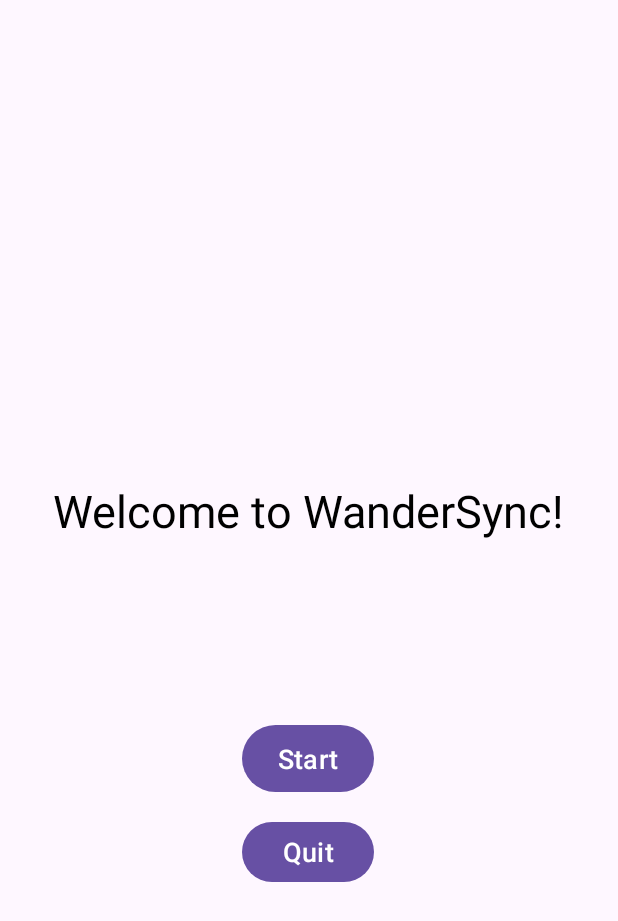
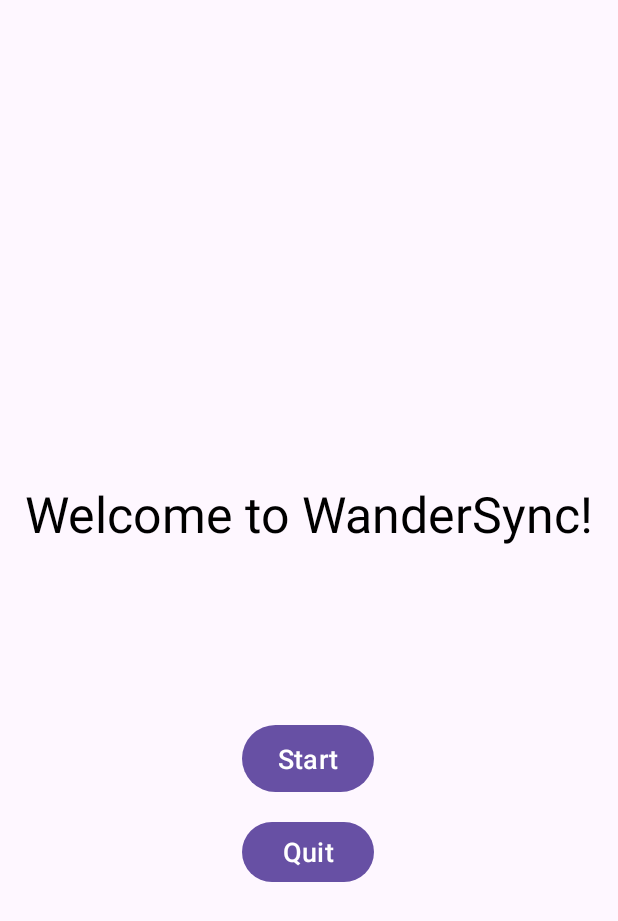
Before and after one commit to tnittala/CS2340C_Team15, an Android app: the screen it shows after launch (MainActivity), on a phone screen of 412 x 824 dp. Shown: the top 921 px of the screen. Run offline under Robolectric (Android 15) with nearby library versions, the phone set to English and light mode, and no system bars.

Commit message:
increased text size on welcome screen

```diff
--- a/Project/2340Project/app/src/main/res/layout/activity_main.xml
+++ b/Project/2340Project/app/src/main/res/layout/activity_main.xml
@@ -14,7 +14,7 @@
         android:layout_marginTop="320dp"
         android:text="Welcome to WanderSync!"
         android:textColor="#000000"
-        android:textSize="30sp"
+        android:textSize="33sp"
         app:layout_constraintEnd_toEndOf="parent"
         app:layout_constraintStart_toStartOf="parent"
         app:layout_constraintTop_toTopOf="parent" />
```
